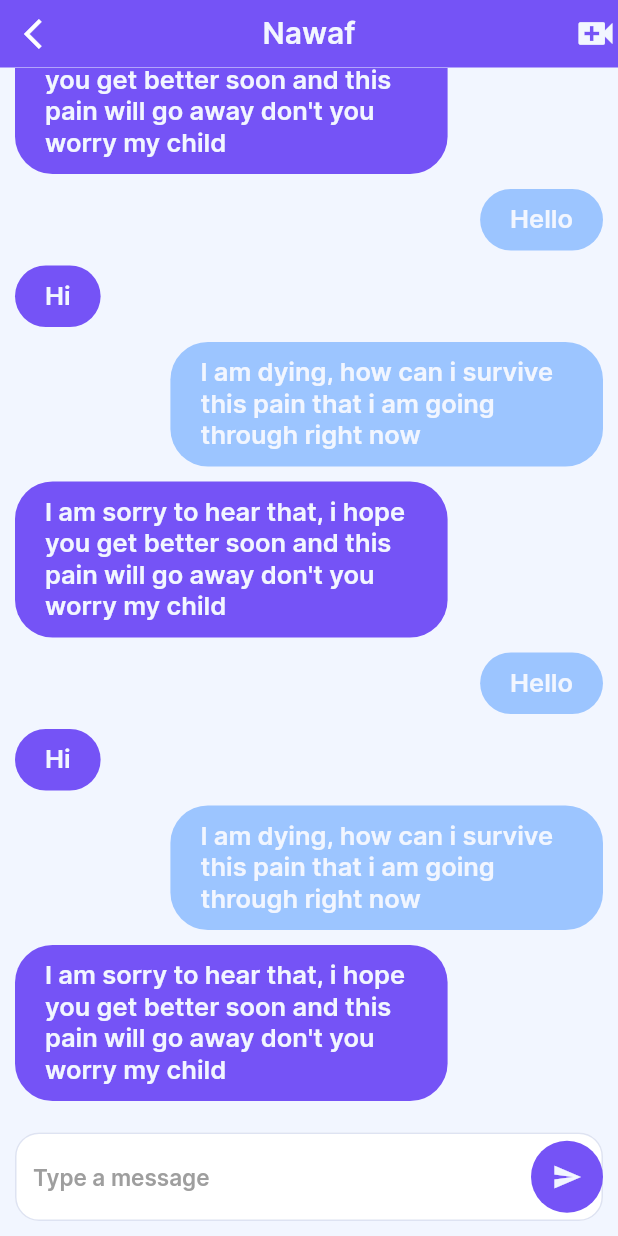
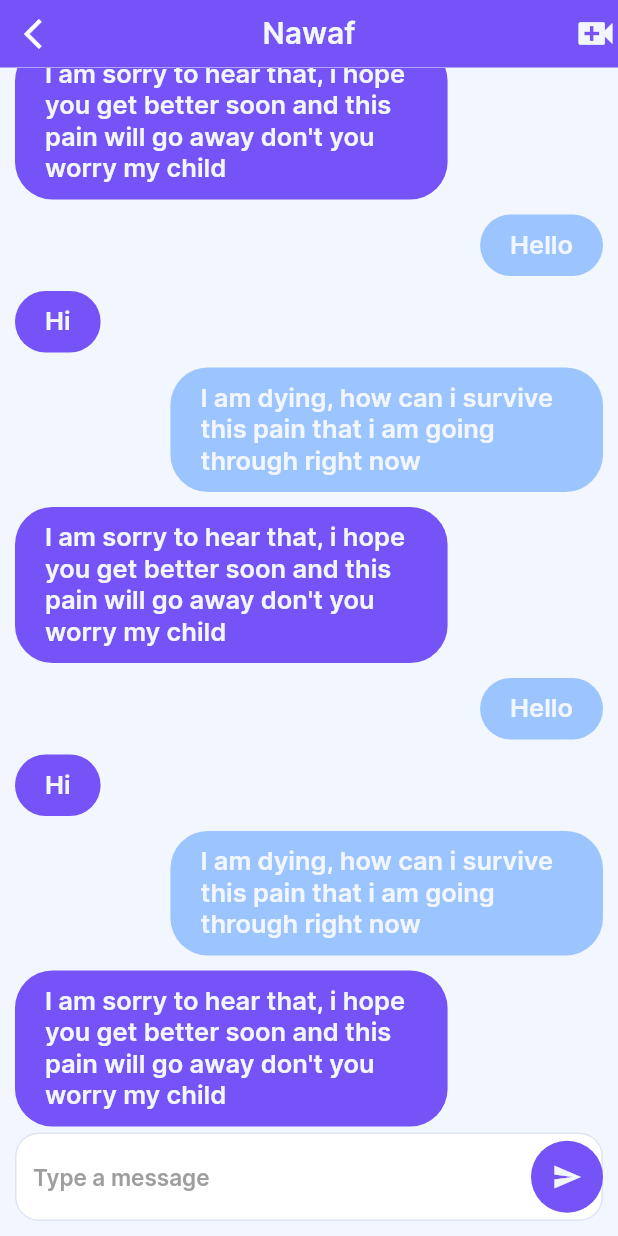
Before and after one commit to JusoorApp/Jusoor, a Flutter app: the screen it shows once a user with an empty profile is signed in, on a phone screen of 412 x 824 dp. Run offline on Flutter 3.47's test engine with Material 2 defaults, Android fonts, the phone set to English and light mode, and no system bars; our stand-ins replace cloud_firestore, firebase_auth, firebase_core, flutter_riverpod, flutter_svg, rive; accounts and stored records are empty.

```diff
--- a/lib/screens/chat/chat_screen.dart
+++ b/lib/screens/chat/chat_screen.dart
@@ -20,7 +20,7 @@ class _ChatScreenState extends State<ChatScreen> {
       appBar: ChatAppbar(),
       backgroundColor: backgroundColorLight,
       body: Padding(
-        padding: const EdgeInsets.only(bottom: 90),
+        padding: const EdgeInsets.only(bottom: 73),
         child: SingleChildScrollView(
             reverse: true,
             child: Column(
```
